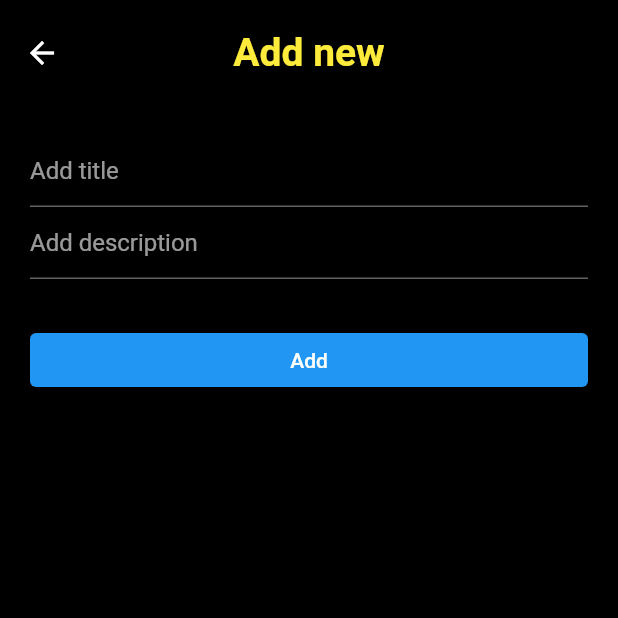
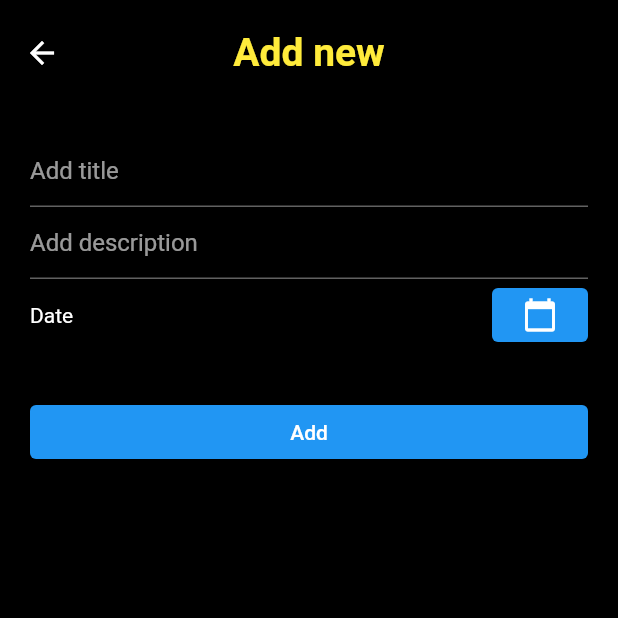
Before and after one commit to Basith-P/ToDo-ATFG, a Flutter app: the AddTodo screen opened directly, on a phone screen of 412 x 824 dp, the top half of it. Run offline on Flutter 3.47's test engine with Material 2 defaults, Android fonts, the phone set to English and light mode, and no system bars; our stand-ins replace hive, hive_flutter; accounts and stored records are empty; generated files the repository leaves out were written again.

Commit message:
just added picker

```diff
--- a/lib/views/add_todo.dart
+++ b/lib/views/add_todo.dart
@@ -58,6 +58,14 @@ class _AddTodoState extends State<AddTodo> {
                     });
                   },
                 ),
+                Row(
+                  mainAxisAlignment: MainAxisAlignment.spaceBetween,
+                  children: [
+                    Text('Date'),
+                    ElevatedButton(
+                        onPressed: () {}, child: Icon(Icons.calendar_today)),
+                  ],
+                ),
                 const SizedBox(
                   height: 30,
                 ),
```
